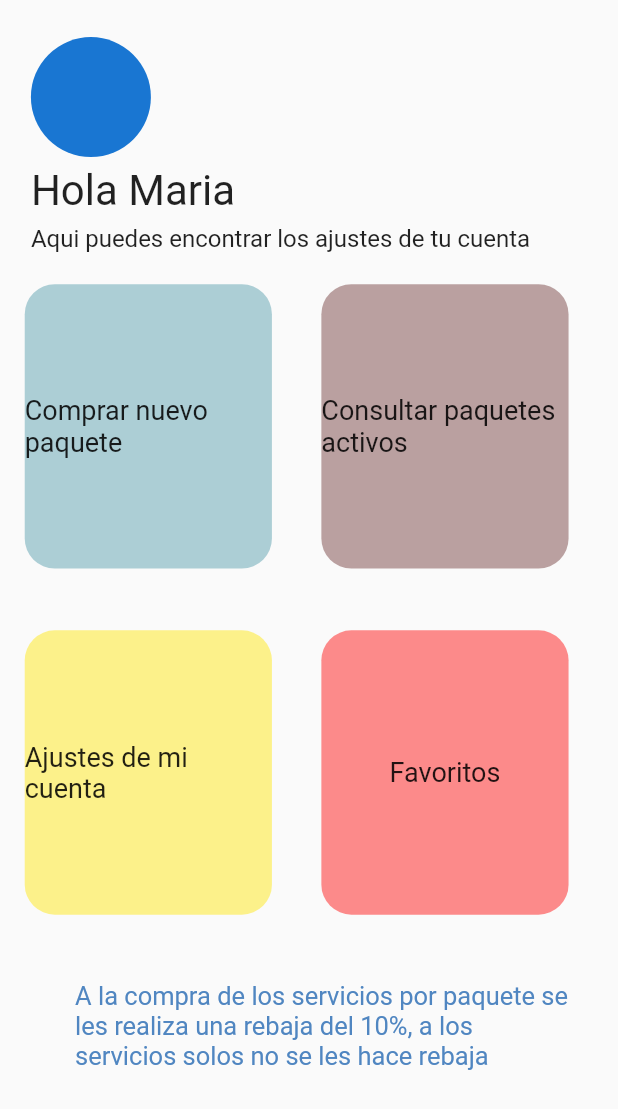
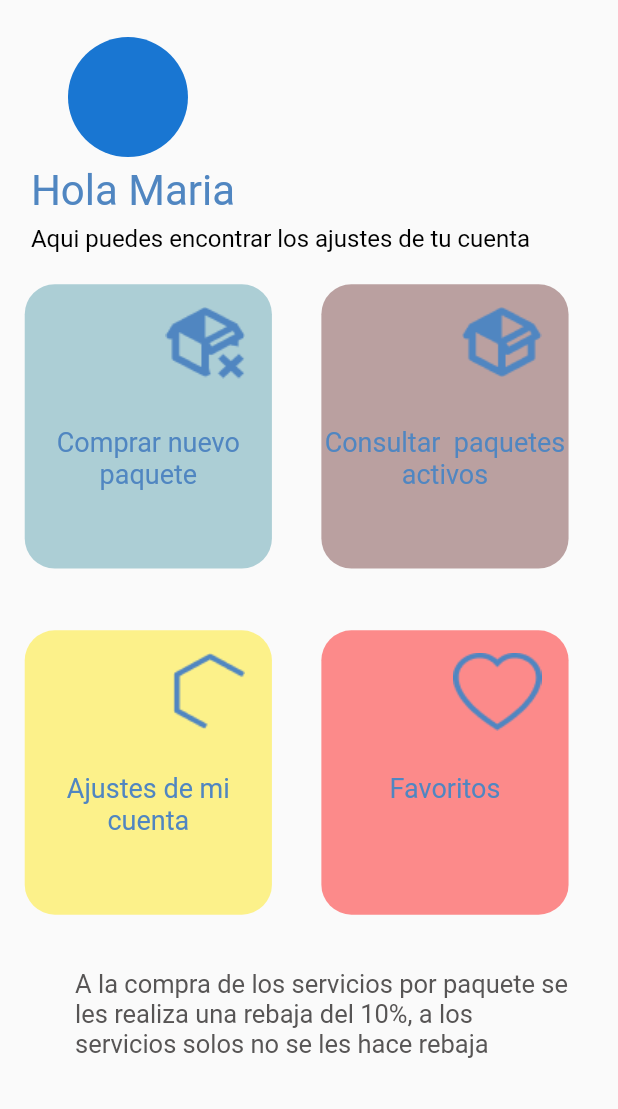
Before and after one commit to javierrrrrrrrrrrr/Varadero-Hotel, a Flutter app: the ComprarPaquetesPage screen opened by its route, on a phone screen of 412 x 824 dp. Shown: the top 1109 px of the screen. Run offline on Flutter 3.47's test engine with Material 2 defaults, Android fonts, the light colour scheme and no system bars; our stand-ins replace curved_navigation_bar, flutter_rating_bar, get, like_button.

Commit message:
vista de menu de gestion terminada

```diff
--- a/lib/Widget/TextoCamp.dart
+++ b/lib/Widget/TextoCamp.dart
@@ -5,16 +5,18 @@ class Textos extends StatelessWidget {
     Key? key,
     required this.texto,
     required this.tamano,
+    this.color,
   }) : super(key: key);
 
   final String texto;
   final double tamano;
+  final Color? color;
 
   @override
   Widget build(BuildContext context) {
     return Text(
       texto,
-      style: TextStyle(fontSize: tamano),
+      style: TextStyle(fontSize: tamano, color: color ?? Colors.black),
     );
   }
 }
--- a/lib/screens/comprar_paquetes.dart
+++ b/lib/screens/comprar_paquetes.dart
@@ -8,8 +8,7 @@ class ComprarPaquetesPage extends StatelessWidget {
   @override
   Widget build(BuildContext context) {
     return Scaffold(
-      body: Container(
-        child: SafeArea(
+      body: SafeArea(
         child: Column(
           crossAxisAlignment: CrossAxisAlignment.start,
           children: [
@@ -21,11 +20,15 @@ class ComprarPaquetesPage extends StatelessWidget {
               child: Column(
                 crossAxisAlignment: CrossAxisAlignment.start,
                 children: [
-                    const CircleAvatar(
+                  Padding(
+                    padding: EdgeInsets.only(left: Get.height * 0.03),
+                    child: const CircleAvatar(
                       radius: 40,
+                    ),
                   ),
                   Separador(tamano: 6),
                   const Textos(
+                    color: Color.fromRGBO(80, 134, 193, 1),
                     texto: 'Hola Maria',
                     tamano: 28,
                   ),
@@ -40,13 +43,15 @@ class ComprarPaquetesPage extends StatelessWidget {
             Row(
               children: [
                 CajonCuadrado(
+                  foto: 'assets/caja1.png',
                   fontSize: 18,
                   texto: 'Comprar nuevo paquete',
                   color: const Color.fromRGBO(77, 152, 168, 0.45),
                 ),
                 CajonCuadrado(
+                  foto: 'assets/caja2.png',
                   fontSize: 18,
-                    texto: 'Consultar paquetes activos',
+                  texto: 'Consultar  paquetes activos',
                   color: const Color.fromRGBO(107, 51, 51, 0.45),
                 ),
               ],
@@ -55,11 +60,13 @@ class ComprarPaquetesPage extends StatelessWidget {
             Row(
               children: [
                 CajonCuadrado(
+                  foto: 'assets/tuerca.png',
                   fontSize: 18,
                   texto: 'Ajustes de mi cuenta',
                   color: const Color.fromRGBO(255, 230, 0, 0.45),
                 ),
                 CajonCuadrado(
+                  foto: 'assets/corazon.png',
                   fontSize: 18,
                   texto: 'Favoritos',
                   color: const Color.fromRGBO(255, 2, 2, 0.45),
@@ -67,7 +74,7 @@ class ComprarPaquetesPage extends StatelessWidget {
               ],
             ),
             Container(
-                margin: EdgeInsets.only(top: Get.height * 0.04, left: 50),
+              margin: EdgeInsets.only(top: Get.height * 0.03, left: 50),
               height: Get.height * 0.1,
               width: Get.width * 0.8,
               child: const Center(
@@ -75,13 +82,12 @@ class ComprarPaquetesPage extends StatelessWidget {
                   'A la compra de los servicios por paquete se les realiza una rebaja del 10%, a los servicios solos no se les hace rebaja',
                   style: TextStyle(
                     fontSize: 17,
-                      color: Color.fromRGBO(80, 134, 193, 1),
+                    color: Color.fromRGBO(87, 85, 85, 1),
                   ),
                 ),
               ),
             )
           ],
-          ),
         ),
       ),
     );
@@ -107,9 +113,11 @@ class CajonCuadrado extends StatelessWidget {
     required this.color,
     required this.texto,
     required this.fontSize,
+    required this.foto,
   }) : super(key: key);
   Color color;
   String texto;
+  String foto;
   double fontSize;
   @override
   Widget build(BuildContext context) {
@@ -124,11 +132,29 @@ class CajonCuadrado extends StatelessWidget {
         color: color,
         borderRadius: BorderRadius.circular(20.0),
       ),
-      child: Center(
+      child: Stack(
+        children: [
+          Positioned(
+            right: 18,
+            top: 15,
+            child: Image.asset(foto),
+          ),
+          Positioned(
+            top: 95,
+            child: SizedBox(
+              width: Get.width * 0.4,
               child: Text(
                 texto,
-        style: TextStyle(fontSize: fontSize),
-      )),
+                style: TextStyle(
+                  fontSize: fontSize,
+                  color: const Color.fromRGBO(80, 134, 193, 1),
+                ),
+                textAlign: TextAlign.center,
+              ),
+            ),
+          ),
+        ],
+      ),
     );
   }
 }
```
Also changed, not shown: assets/caja1.png (added), assets/caja2.png (added), assets/corazon.png (added), assets/tuerca.png (added). Lines whose indentation alone changed are shown as unchanged.
